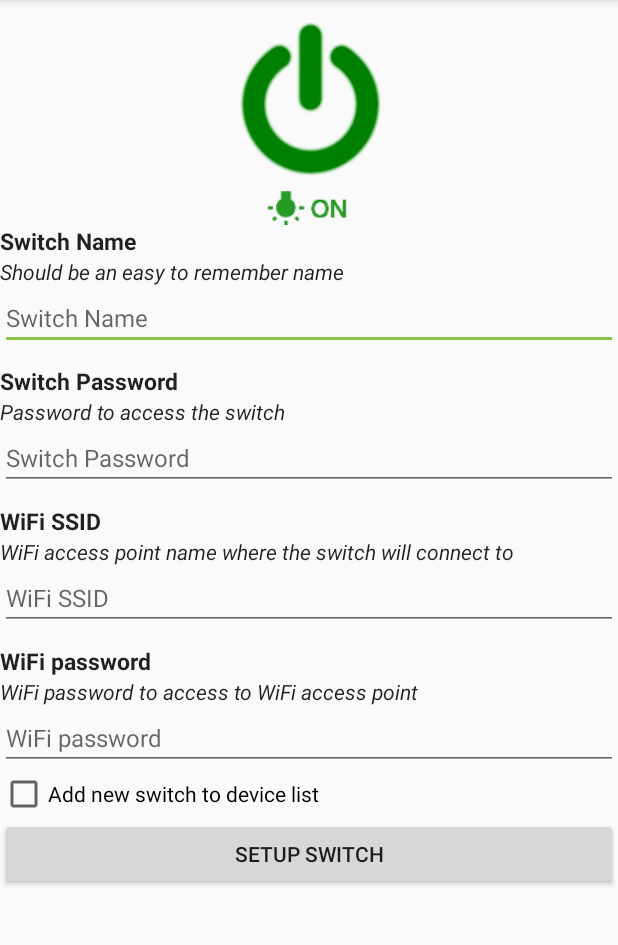
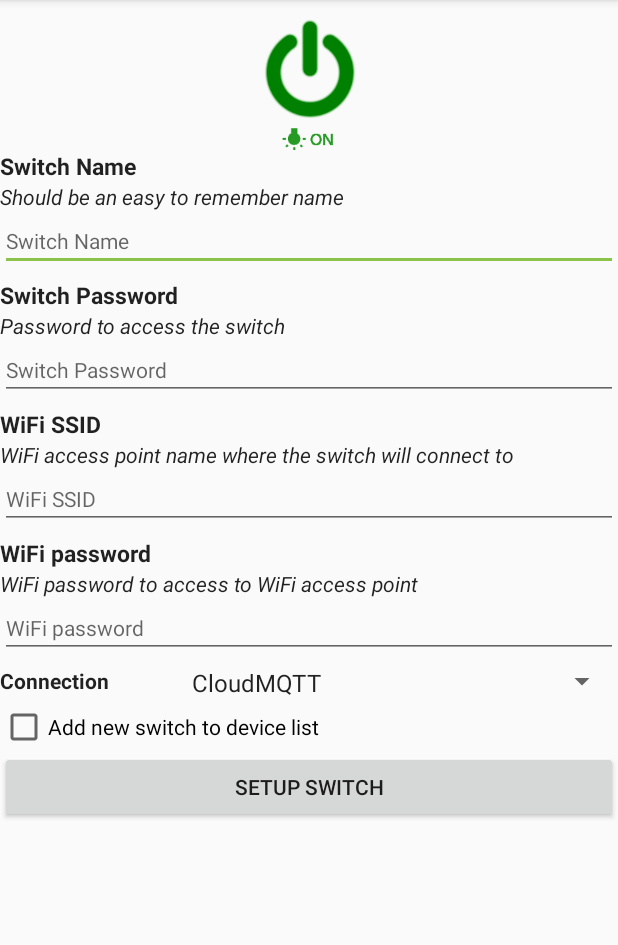
Before and after one commit to truongvinhnhunguyen/AiOhTeaCollection, an Android app: the screen it shows after launch (SwitchSetupActivity), in the options menu, after a tap on "Setup device...", on a phone screen of 412 x 824 dp, the part 84-1029 px from its top. Run offline under Robolectric (Android 15) with nearby library versions, the phone set to English and light mode, and no system bars; libraries missing offline, so code that uses them is left out: org.eclipse.paho; 12 statements that could not run were skipped.

Commit message:
TEMP CHECKPOINT

```diff
--- a/app/src/main/java/com/aiohtea/aiohteacollection/MainActivity.java
+++ b/app/src/main/java/com/aiohtea/aiohteacollection/MainActivity.java
@@ -18,6 +18,7 @@ import android.widget.ListView;
 import android.widget.Toast;
 
 import java.util.ArrayList;
+import java.util.EnumSet;
 import java.util.HashSet;
 import java.util.List;
 
@@ -30,17 +31,17 @@ public class MainActivity extends AppCompatActivity implements AdapterView.OnIte
 
 
     // DEFAULT CONNECTION
-    public final static String DEFAULT_CONN_NAME = "CloudMQTT";
-    public final static  String DEFAULT_CONN_URI = "tcp://m10.cloudmqtt.com:14110";
-    public final static  String DEFAULT_CONN_USER = "nywjllog";
-    public final static  String DEFAULT_CONN_PASS = "DXwwL_1Bye8x";
-/*
+    public final static String DEFAULT_CONN_NAME_1 = "CloudMQTT";
+    public final static  String DEFAULT_CONN_URI_1 = "tcp://m10.cloudmqtt.com:14110";
+    public final static  String DEFAULT_CONN_USER_1 = "nywjllog";
+    public final static  String DEFAULT_CONN_PASS_1 = "DXwwL_1Bye8x";
+
     // DEFAULT CONNECTION
-    public final static String DEFAULT_CONN_NAME = "HiveMQ";
-    public final static String DEFAULT_CONN_URI = "tcp://broker.hivemq.com:1883";
-    public final static String DEFAULT_CONN_USER = "";
-    public final static String DEFAULT_CONN_PASS = "";
-    */
+    public final static String DEFAULT_CONN_NAME_2 = "HiveMQ";
+    public final static String DEFAULT_CONN_URI_2 = "tcp://broker.hivemq.com:1883";
+    public final static String DEFAULT_CONN_USER_2 = "";
+    public final static String DEFAULT_CONN_PASS_2 = "";
+
 
     /*
      * =============================================================================================
@@ -68,8 +69,12 @@ public class MainActivity extends AppCompatActivity implements AdapterView.OnIte
 
         if(m_connList.size() == 0) {
             // MAKE A DEFAULT CONNECTION
-            MyMqttConnection conn = new MyMqttConnection(DEFAULT_CONN_NAME, DEFAULT_CONN_URI,
-                    DEFAULT_CONN_USER, DEFAULT_CONN_PASS);
+            MyMqttConnection conn = new MyMqttConnection(DEFAULT_CONN_NAME_1, DEFAULT_CONN_URI_1,
+                    DEFAULT_CONN_USER_1, DEFAULT_CONN_PASS_1);
+            addConnectionToList(conn);
+
+            conn = new MyMqttConnection(DEFAULT_CONN_NAME_2, DEFAULT_CONN_URI_2,
+                    DEFAULT_CONN_USER_2, DEFAULT_CONN_PASS_2);
             addConnectionToList(conn);
             // END MAKE A DEFAULT CONNECTION
         }
@@ -166,6 +171,45 @@ public class MainActivity extends AppCompatActivity implements AdapterView.OnIte
 
     }
 
+    // --------------------------------------------------------------------------------------------
+    // Put Connection names into a string that can be passed to other Activity via Intent Str Extra
+    // --------------------------------------------------------------------------------------------
+    public String connNameListToString(){
+        String s = "";
+
+        int size = m_connList.size();
+
+        for (int i=0; i<size; i++){
+            s += m_connList.get(i).getconnName();
+            s += '#';
+        }
+
+        return s;
+    }
+
+    // --------------------------------------------------------------------------------------------
+    //
+    // --------------------------------------------------------------------------------------------
+    static ArrayList<String> parseNameListString(String nameListString){
+        ArrayList <String> ret = new ArrayList();
+
+        int len = nameListString.length();
+
+        String s = "";
+        for (int i=0; i<len; i++){
+            char c = nameListString.charAt(i);
+
+            if(c != '#'){
+                s += c;
+            } else {
+                ret.add(s);
+                s = "";
+            }
+        }
+
+        return ret;
+    }
+
     @Override
     // --------------------------------------------------------------------------------------------
     // Process Overflow menu (3 vetical dots menu) on App Bar
@@ -176,6 +220,7 @@ public class MainActivity extends AppCompatActivity implements AdapterView.OnIte
         switch (item.getItemId()) {
             case R.id.action_setingup_devices:
                 intent = new Intent(this, SwitchSetupActivity.class);
+                intent.putExtra("SW_CONN_NAME_LIST", connNameListToString());
                 startActivityForResult(intent, 2);
                 return true;
 
@@ -204,12 +249,13 @@ public class MainActivity extends AppCompatActivity implements AdapterView.OnIte
         switch(requestCode) {
             case 1: // Floating button returns for adding a new device to list
                 if (resultCode == DeviceListItem.SWITCH_DEV_TYPE) {
-                    String switchId = data.getStringExtra("SW_NAME");
-                    String switchPassword = data.getStringExtra("SW_PASSWORD");
-                    String switchDesc = data.getStringExtra("SW_DESC");
+                    String swName = data.getStringExtra("SW_NAME");
+                    String swPassword = data.getStringExtra("SW_PASSWORD");
+                    String swDesc = data.getStringExtra("SW_DESC");
+                    String swConnName = data.getStringExtra("SW_CONN_NAME");
 
                     DeviceListItem item =
-                            new SwitchListItem(switchId, switchPassword, switchDesc, DEFAULT_CONN_NAME);
+                            new SwitchListItem(swName, swPassword, swDesc, swConnName);
                     addDeviceToList(item);
                 }
                 break;
@@ -217,8 +263,11 @@ public class MainActivity extends AppCompatActivity implements AdapterView.OnIte
             case 2: // "Setup device..." overflow menu
                 if(resultCode == 2){ //Add to list
                     String swName = data.getStringExtra("SW_NAME");
-                    String switchPassword = data.getStringExtra("SW_PASSWORD");
-                    DeviceListItem item = new SwitchListItem(swName, switchPassword, "Automatically added", DEFAULT_CONN_NAME);
+                    String swPassword = data.getStringExtra("SW_PASSWORD");
+                    String swConnName = data.getStringExtra("SW_CONN_NAME");
+
+                    DeviceListItem item =
+                            new SwitchListItem(swName, swPassword, "Automatically added", swConnName);
                     addDeviceToList(item);
                 }
 
@@ -365,9 +414,10 @@ public class MainActivity extends AppCompatActivity implements AdapterView.OnIte
         SharedPreferences settings = this.getSharedPreferences
                 (getString(R.string.app_name), MODE_PRIVATE);
 
-        // Load Switch
-        HashSet<String> nameSet = (HashSet<String>) settings.getStringSet
-                ("MQTT_CONN_NAME_LIST", new HashSet<String>());
+
+        /*
+        HashSet<String> nameSet = (HashSet<String>) settings.getStringSet("MQTT_CONN_NAME_LIST", new HashSet<String>());
+
 
         int numConn = nameSet.size();
         Log.d("MA: Numdev stored", Integer.toString(numConn));
@@ -376,10 +426,15 @@ public class MainActivity extends AppCompatActivity implements AdapterView.OnIte
 
         String[] nameList = new String[numConn];
         nameSet.toArray(nameList);
+        */
 
 
+        ArrayList<String> connNameList = parseNameListString(settings.getString("MQTT_CONN_NAME_LIST", ""));
+
+        int numConn = connNameList.size();
+
         for(int i = 0; i < numConn; i++){
-            MyMqttConnection conn = new MyMqttConnection (nameList[i]);
+            MyMqttConnection conn = new MyMqttConnection (connNameList.get(i));
             conn.connLoad(this);
             m_connList.add(conn);
         }
@@ -412,6 +467,7 @@ public class MainActivity extends AppCompatActivity implements AdapterView.OnIte
 
         SharedPreferences.Editor editor = settings.edit();
 
+        /*
         HashSet<String> nameList = new HashSet<String>();
 
         for(int i=0; i < m_connList.size(); i++){
@@ -421,6 +477,10 @@ public class MainActivity extends AppCompatActivity implements AdapterView.OnIte
         }
 
         editor.putStringSet("MQTT_CONN_NAME_LIST", nameList);
+        */
+
+        String connListString = connNameListToString();
+        editor.putString("MQTT_CONN_NAME_LIST", connListString);
 
         editor.commit();
     }
--- a/app/src/main/java/com/aiohtea/aiohteacollection/SwitchSetupActivity.java
+++ b/app/src/main/java/com/aiohtea/aiohteacollection/SwitchSetupActivity.java
@@ -9,9 +9,11 @@ import android.support.v7.app.AppCompatActivity;
 import android.util.Log;
 import android.view.View;
 import android.webkit.WebView;
+import android.widget.ArrayAdapter;
 import android.widget.CheckBox;
 import android.widget.EditText;
 import android.widget.ProgressBar;
+import android.widget.Spinner;
 
 import java.io.IOException;
 import java.io.InputStream;
@@ -19,6 +21,7 @@ import java.net.InetSocketAddress;
 import java.net.InterfaceAddress;
 import java.net.Socket;
 import java.net.UnknownHostException;
+import java.util.ArrayList;
 import java.util.concurrent.ExecutionException;
 
 /**
@@ -35,6 +38,17 @@ public class SwitchSetupActivity extends AppCompatActivity {
     protected void onCreate(Bundle savedInstanceState) {
         super.onCreate(savedInstanceState);
         setContentView(R.layout.switch_setup);
+
+        Intent intent = getIntent();
+
+        String connNameListString = intent.getStringExtra("SW_CONN_NAME_LIST");
+
+        ArrayList<String> connNameList = MainActivity.parseNameListString(connNameListString);
+
+        Spinner spinner = (Spinner) findViewById(R.id.conn_name_spinner);
+        ArrayAdapter adapter = new ArrayAdapter(this,
+                android.R.layout.simple_spinner_item, connNameList);
+        spinner.setAdapter(adapter);
     }
 
     public void setupSwitchOnClick(View newSwitchView) throws ExecutionException, InterruptedException {
--- a/app/src/main/res/layout/switch_setup.xml
+++ b/app/src/main/res/layout/switch_setup.xml
@@ -14,7 +14,7 @@
     <ImageView
         android:id="@+id/imageView2"
         android:layout_width="match_parent"
-        android:layout_height="150dp"
+        android:layout_height="100dp"
         android:contentDescription="@string/app_name"
         android:paddingTop="10dp"
         app:srcCompat="@mipmap/aiohtea_sw_on" />
@@ -45,11 +45,11 @@
         android:inputType="textPersonName|textFilter"
         android:maxLength="32"
         android:textColor="@android:color/holo_blue_dark"
-        android:textSize="16sp" />
+        android:textSize="14sp" />
 
     <Space
         android:layout_width="match_parent"
-        android:layout_height="10dp" />
+        android:layout_height="5dp" />
 
     <TextView
         android:layout_width="match_parent"
@@ -77,11 +77,11 @@
         android:inputType="textPassword|textVisiblePassword"
         android:maxLength="32"
         android:textColor="@android:color/holo_blue_dark"
-        android:textSize="16sp" />
+        android:textSize="14sp" />
 
     <Space
         android:layout_width="match_parent"
-        android:layout_height="10dp" />
+        android:layout_height="5dp" />
 
     <TextView
         android:id="@+id/textView4"
@@ -109,12 +109,12 @@
         android:ems="10"
         android:hint="@string/wifi_ssid_box"
         android:inputType="textPersonName"
-        android:textSize="16sp" />
+        android:textSize="14sp" />
 
 
     <Space
         android:layout_width="match_parent"
-        android:layout_height="10dp" />
+        android:layout_height="5dp" />
 
     <TextView
         android:id="@+id/textView5"
@@ -141,13 +141,45 @@
         android:ems="10"
         android:hint="@string/wifi_password_box"
         android:inputType="textPassword|textVisiblePassword"
-        android:textSize="16sp" />
+        android:textSize="14sp" />
+
+    <Space
+        android:layout_width="match_parent"
+        android:layout_height="5dp" />
+
+    <LinearLayout
+        android:layout_width="match_parent"
+        android:layout_height="match_parent"
+        android:orientation="horizontal"
+        android:gravity="center|center_vertical">
+        <TextView
+            android:layout_width="wrap_content"
+            android:layout_height="wrap_content"
+            android:lineSpacingExtra="8sp"
+            android:ems="5"
+            android:text="@string/conn_name"
+            android:textAppearance="@style/TextAppearance.AppCompat.Body1"
+            android:textStyle="bold" />
+
+        <Spinner
+            android:id="@+id/conn_name_spinner"
+            android:layout_width="match_parent"
+            android:layout_height="match_parent"
+            android:popupBackground="@color/colorAccent" />
+
+    </LinearLayout>
+
+    <Space
+        android:layout_width="match_parent"
+        android:layout_height="5dp" />
 
     <CheckBox
         android:id="@+id/checkBox"
         android:layout_width="match_parent"
         android:layout_height="wrap_content"
         android:text="@string/option_check_box" />
+
+
 
     <Button
         android:id="@+id/switch_setup"
--- a/app/src/main/res/values/colors.xml
+++ b/app/src/main/res/values/colors.xml
@@ -2,7 +2,7 @@
 <resources>
     <color name="colorPrimary">#8BC34A</color>
     <color name="colorPrimaryDark">#259B24</color>
-    <color name="colorAccent">#8BC34A</color>
+    <color name="colorAccent">#8bc34a</color>
 </resources>
 
 <!--
--- a/app/src/main/res/values/strings.xml
+++ b/app/src/main/res/values/strings.xml
@@ -59,6 +59,8 @@
     <string name="option_check_box">Add new switch to device list</string>
     <string name="can_not_be_empty">can not be empty.</string>
 
+    <string name="conn_name">Connection</string>
+
     <!--> TIMER SETTINGS </!-->
     <string name="interval_settings_title">Interval settings</string>
     <string name="timer_settings_title">Timer settings</string>
```
